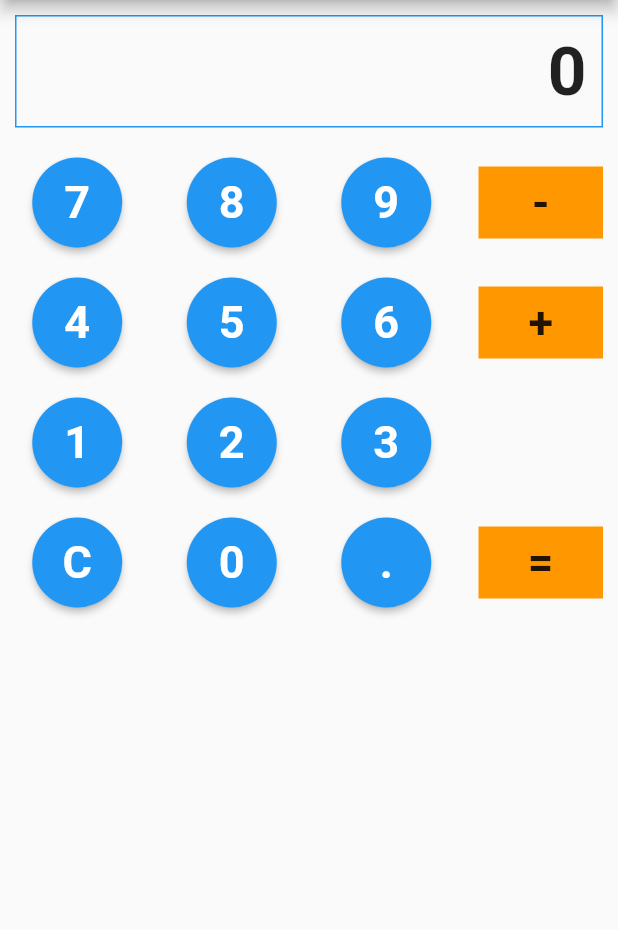
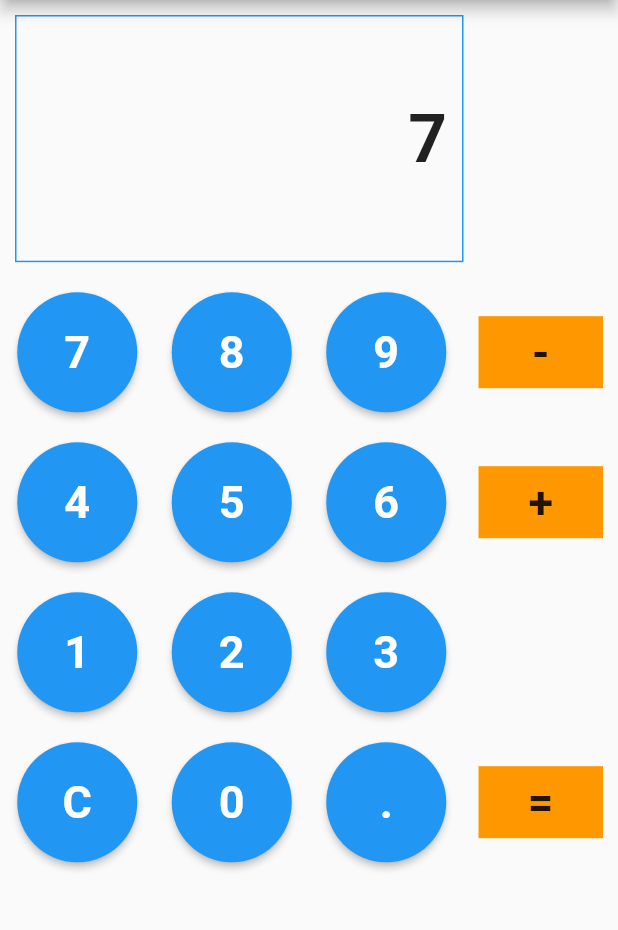
Before and after one commit to nothros/calculaattori_lut, a Flutter app: the screen it shows after launch, after a tap on an icon or button, on a phone screen of 412 x 824 dp, the part 84-1014 px from its top. Run offline on Flutter 3.47's test engine with Material 2 defaults, Android fonts, the phone set to English and light mode, and no system bars; Roboto replaces fonts that are missing (VT323).

```diff
--- a/calculator/lib/main.dart
+++ b/calculator/lib/main.dart
@@ -20,38 +20,65 @@ class MyApp extends StatelessWidget {
 class MyHomePage extends StatefulWidget {
   const MyHomePage({Key? key, required this.title}) : super(key: key);
   final String title;
+
+
   @override
   State<MyHomePage> createState() => _MyHomePageState();
 }
 
 class _MyHomePageState extends State<MyHomePage> {
-  //TÄMÄ RAKENTAA UUDEN BUTTONIN NÄYTTÖÖN CONTAINER EI EHKÄ VÄLTTÄMÄTÖN?
-  //CONTAINERIIN SAA MARGINIT
+  //Näitä tarvii näyttö
+  String output = "0";
+  String _output = "";
+
+
+  //Buttoneiden logiikka.
+  buttonPressed(String buttonText){
+    _output += buttonText;
+    setState(() {
+      output = _output;
+    });
+  }
+
+  //Ruutukokofunkkarit, näitä käyttää numeronäyttö, toistaiseksi näin
+  Size screenSize(BuildContext context) {
+    return MediaQuery.of(context).size;
+  }
+
+  double screenWidth(BuildContext context, {double dividedBy = 1}) {
+    return screenSize(context).width / dividedBy;
+  }
+
+  double screenHeight(BuildContext context, {double dividedBy = 1}) {
+    return screenSize(context).height / dividedBy;
+  }
+  //Funkkarit loppuu
+
+  //Numerobuttonit
   Widget buildButton(String buttonText) {
     return Expanded(
         child: Container(
       margin: const EdgeInsets.all(10.0),
       child: ElevatedButton(
         child: Text(buttonText),
-        onPressed: () {},
+        onPressed: () => buttonPressed(buttonText),
         style: ElevatedButton.styleFrom(
-            fixedSize: const Size(60, 60),
+            fixedSize: const Size(80, 80),
             shape: const CircleBorder(),
             textStyle:
-                const TextStyle(fontSize: 30, fontWeight: FontWeight.bold)),
+                const TextStyle(fontSize: 30, fontWeight: FontWeight.bold, fontFamily: "VT323",)),
       ),
     ));
   }
 
-  //TÄMÄ RAKENTAA UUDEN OPERANDBUTTONIN NÄYTTÖÖN CONTAINER EI EHKÄ VÄLTTÄMÄTÖN?
-  //KATOAAKO VÄRI JOS CONTAINERIN JÄTTÄÄ POIS?
+  //Operandibuttonit vielä säätöä
   Widget operandButton(String operand) {
     return Expanded(
         child: Container(
       margin: const EdgeInsets.all(10.0),
       color: Colors.orange,
       child: MaterialButton(
-        onPressed: () => {},
+        onPressed: () => buttonPressed(operand),
         child: Text(
           operand,
           style: TextStyle(fontSize: 30, fontWeight: FontWeight.bold),
@@ -67,18 +94,21 @@ class _MyHomePageState extends State<MyHomePage> {
           title: Text(widget.title),
         ),
         body: Column(
-          children: <Widget>[
-            Container(
+            children: [
+              //Numeronäyttö
+              Row(children: [Container(
                 margin: const EdgeInsets.all(10.0),
                 padding: const EdgeInsets.all(10.0),
+                width: screenWidth(context, dividedBy: 4)*3-10, //tätä pitää vähän säätää. (luo siis 3/4 näyttöä leveen)
+                height: screenHeight(context, dividedBy: 5),//tätä pitää vähän säätää. (1/5 näyttöä korkea)
                 decoration:
                     BoxDecoration(border: Border.all(color: Colors.blue)),
                 alignment: Alignment.centerRight,
                 child: Text(
-                  '0',
+                  output,
                   style: TextStyle(fontSize: 45, fontWeight: FontWeight.bold),
-                )),
-            Column(children: [
+                ))]),
+                //Numeronäyttö loppuu
               Row(children: [
                 buildButton("7"),
                 buildButton("8"),
@@ -104,7 +134,7 @@ class _MyHomePageState extends State<MyHomePage> {
                 operandButton("="),
               ])
             ])
-          ],
-        ));
+
+        );
   }
 }
```
Also changed, not shown: calculator/pubspec.lock, 1 other file.
